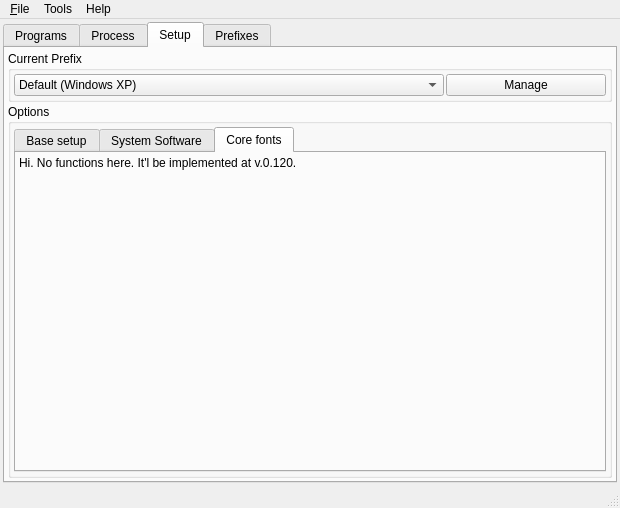
First picture: the form in src/MainWindow.ui, repository brezerk/q4wine, before the edit.
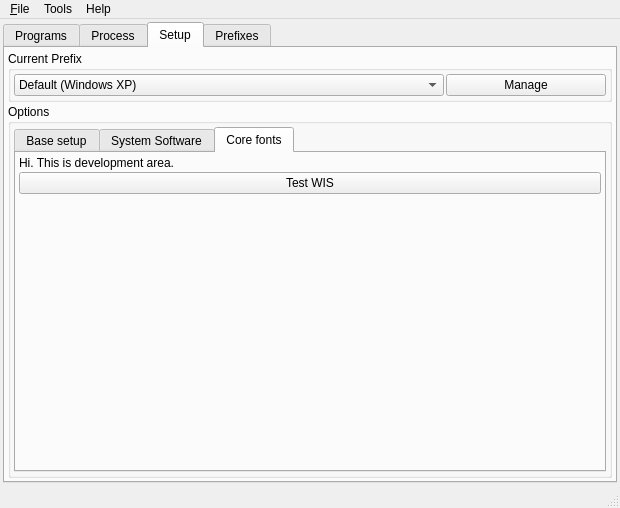
Second picture: the form after the edit. The open tabs and pages were chosen to show the change.

Commit message:
Fixed Segfault error on Winetricks use; Fixed some stuff in winetricks; Added Test Wis button;
note: wis path is: ~/.config/q4wine/sample.xml

Patch:
```diff
--- a/src/MainWindow.ui
+++ b/src/MainWindow.ui
@@ -357,7 +357,14 @@
                <item>
                 <widget class="QLabel" name="label_3" >
                  <property name="text" >
-                  <string>Hi. No functions here. It'l be implemented at v.0.120.</string>
+                  <string>Hi. This is development area.</string>
+                 </property>
+                </widget>
+               </item>
+               <item>
+                <widget class="QPushButton" name="cmdTestWis" >
+                 <property name="text" >
+                  <string>Test WIS</string>
                  </property>
                 </widget>
                </item>
```
Left out of the diff: 2 changed lines with no effect on the pictures. The commit also changes 5 other files.
